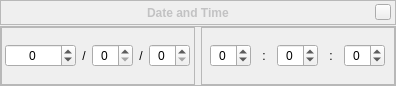
This is src/gui/dateTimeDialogGui.ui in 519984307/stellarium_src as Qt 5 draws it before an edit. The edited form follows.
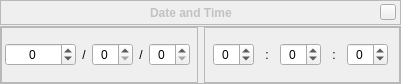
This is the edited form. Custom widgets are drawn as their Qt base class.

The edit to the form file:
```diff
--- a/src/gui/dateTimeDialogGui.ui
+++ b/src/gui/dateTimeDialogGui.ui
@@ -6,8 +6,8 @@
    <rect>
     <x>0</x>
     <y>0</y>
-    <width>396</width>
-    <height>86</height>
+    <width>401</width>
+    <height>84</height>
    </rect>
   </property>
   <property name="styleSheet">
```
Left out of the diff: 12 changed lines with no effect on the pictures.
